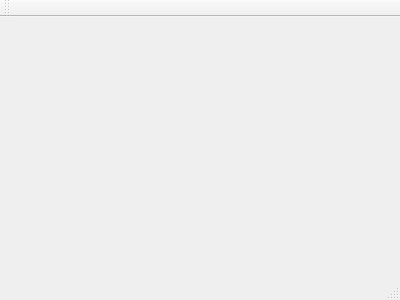
This is BDMaker/bdmaker.ui in zontar/RubDatamine as Qt 5 draws it before an edit. The edited form follows.
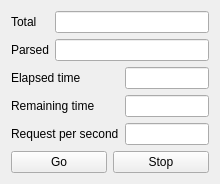
This is the edited form.

What changed in the file:
```diff
--- a/BDMaker/bdmaker.ui
+++ b/BDMaker/bdmaker.ui
@@ -1,24 +1,103 @@
 <ui version="4.0">
  <class>BDMaker</class>
- <widget class="QMainWindow" name="BDMaker" >
-  <property name="geometry" >
+ <widget class="QMainWindow" name="BDMaker">
+  <property name="geometry">
    <rect>
     <x>0</x>
     <y>0</y>
-    <width>400</width>
-    <height>300</height>
+    <width>220</width>
+    <height>175</height>
    </rect>
   </property>
   <property name="windowTitle" >
    <string>BDMaker</string>
   </property>
-  <widget class="QMenuBar" name="menuBar" />
-  <widget class="QToolBar" name="mainToolBar" />
-  <widget class="QWidget" name="centralWidget" />
-  <widget class="QStatusBar" name="statusBar" />
+  <widget class="QWidget" name="centralWidget">
+   <layout class="QGridLayout" name="gridLayout_3">
+    <item row="0" column="0" colspan="2">
+     <layout class="QGridLayout" name="gridLayout">
+      <item row="0" column="0">
+       <widget class="QLabel" name="label">
+        <property name="text">
+         <string>Total</string>
+        </property>
+       </widget>
+      </item>
+      <item row="0" column="1">
+       <widget class="QLineEdit" name="leTotal">
+        <property name="readOnly">
+         <bool>true</bool>
+        </property>
+       </widget>
+      </item>
+      <item row="1" column="0">
+       <widget class="QLabel" name="label_2">
+        <property name="text">
+         <string>Parsed</string>
+        </property>
+       </widget>
+      </item>
+      <item row="1" column="1">
+       <widget class="QLineEdit" name="leParsed">
+        <property name="readOnly">
+         <bool>true</bool>
+        </property>
+       </widget>
+      </item>
+     </layout>
+    </item>
+    <item row="1" column="0" colspan="2">
+     <layout class="QGridLayout" name="gridLayout_2">
+      <item row="0" column="0" colspan="2">
+       <widget class="QLabel" name="label_3">
+        <property name="text">
+         <string>Elapsed time</string>
+        </property>
+       </widget>
+      </item>
+      <item row="2" column="2">
+       <widget class="QLineEdit" name="leRPS"/>
+      </item>
+      <item row="1" column="0" colspan="2">
+       <widget class="QLabel" name="label_4">
+        <property name="text">
+         <string>Remaining time</string>
+        </property>
+       </widget>
+      </item>
+      <item row="2" column="0" colspan="2">
+       <widget class="QLabel" name="label_5">
+        <property name="text">
+         <string>Request per second</string>
+        </property>
+       </widget>
+      </item>
+      <item row="0" column="2">
+       <widget class="QLineEdit" name="leElapsed"/>
+      </item>
+      <item row="1" column="2">
+       <widget class="QLineEdit" name="leRemaining"/>
+      </item>
+     </layout>
+    </item>
+    <item row="2" column="0">
+     <widget class="QPushButton" name="pbGo">
+      <property name="text">
+       <string>Go</string>
+      </property>
+     </widget>
+    </item>
+    <item row="2" column="1">
+     <widget class="QPushButton" name="pbStop">
+      <property name="text">
+       <string>Stop</string>
+      </property>
+     </widget>
+    </item>
+   </layout>
+  </widget>
  </widget>
- <layoutDefault spacing="6" margin="11" />
- <pixmapfunction></pixmapfunction>
+ <layoutdefault spacing="6" margin="11"/>
  <resources/>
  <connections/>
 </ui>
```
Left out of the diff: 3 changed lines with no effect on the pictures.
